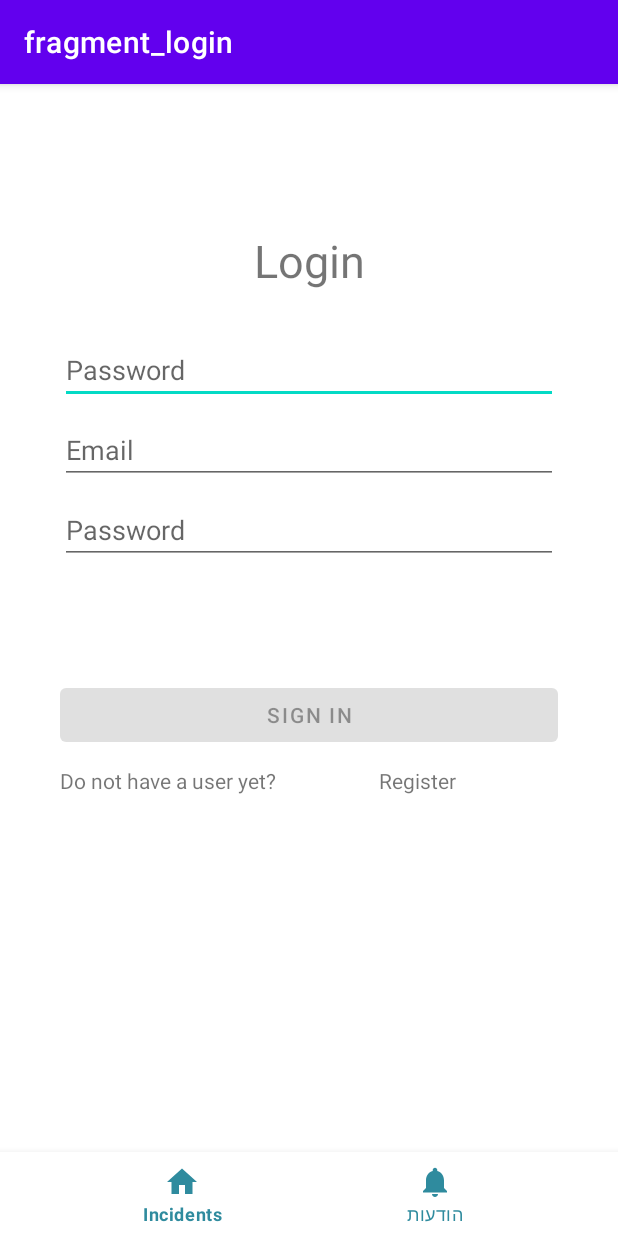
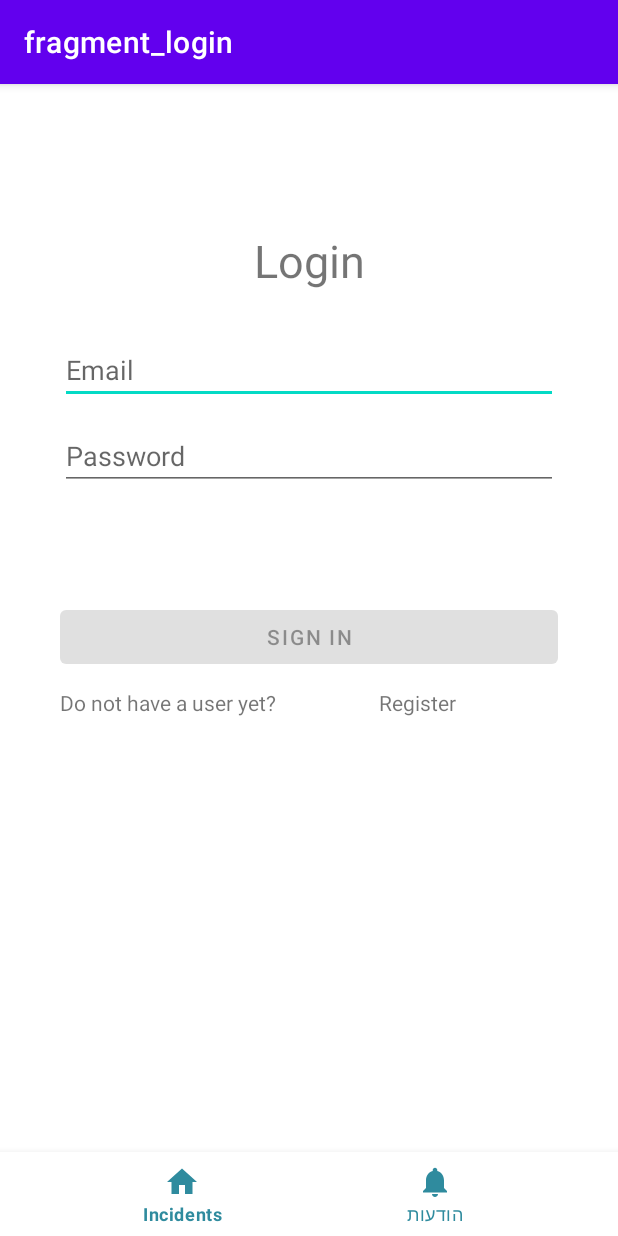
Before and after one commit to amitassa/KeepeR, an Android app: the screen it shows after launch (MainActivity), on a phone screen of 412 x 824 dp. Run offline under Robolectric (Android 15) with nearby library versions, the phone set to English and light mode, and no system bars; our stand-ins replace Firebase (no records; nobody signed in at launch, a user with empty details on screens opened directly), navigation-ui.

Commit message:
sign up & login screen fixes

```diff
--- a/app/src/main/java/amit/myapp/keeper/ui/authentication/LoginFragment.java
+++ b/app/src/main/java/amit/myapp/keeper/ui/authentication/LoginFragment.java
@@ -34,6 +34,9 @@ public class LoginFragment extends Fragment {
         View root = binding.getRoot();
         mAuth = FirebaseAuth.getInstance();
 
+        NavDirections registerAction = LoginFragmentDirections.actionLoginFragmentToSignupFragment();
+        binding.loginSignupBtn.setOnClickListener(Navigation.createNavigateOnClickListener(registerAction));
+
         return root;
     }
 
--- a/app/src/main/java/amit/myapp/keeper/ui/authentication/SignupFragment.java
+++ b/app/src/main/java/amit/myapp/keeper/ui/authentication/SignupFragment.java
@@ -3,6 +3,8 @@ package amit.myapp.keeper.ui.authentication;
 import android.os.Bundle;
 
 import androidx.fragment.app.Fragment;
+import androidx.navigation.NavDirections;
+import androidx.navigation.Navigation;
 
 import android.view.LayoutInflater;
 import android.view.View;
@@ -38,6 +40,8 @@ public class SignupFragment extends Fragment {
                 createUser();
             }
         });
+        NavDirections loginAction = SignupFragmentDirections.actionSignupFragmentToLoginFragment();
+        binding.loginSignupBtn.setOnClickListener(Navigation.createNavigateOnClickListener(loginAction));
 
         return root;
     }
--- a/app/src/main/res/layout/fragment_login.xml
+++ b/app/src/main/res/layout/fragment_login.xml
@@ -18,60 +18,46 @@
         android:layout_marginBottom="30dp"
         android:text="Login"
         android:textSize="30sp"
-        app:layout_constraintBottom_toTopOf="@+id/login_fullname_et"
-        app:layout_constraintEnd_toEndOf="@id/login_fullname_et"
-        app:layout_constraintStart_toStartOf="@id/login_fullname_et" />
+        app:layout_constraintBottom_toTopOf="@+id/login_email_et"
+        app:layout_constraintEnd_toEndOf="@id/login_email_et"
+        app:layout_constraintStart_toStartOf="@id/login_email_et" />
 
     <EditText
-        android:id="@+id/login_fullname_et"
+        android:id="@+id/login_email_et"
         android:layout_width="0dp"
         android:layout_height="wrap_content"
         android:layout_marginTop="96dp"
-        android:hint="@string/prompt_password"
+        android:hint="@string/prompt_email"
         android:imeActionLabel="@string/action_sign_in"
         android:imeOptions="actionDone"
+        android:inputType="textEmailAddress"
         android:selectAllOnFocus="true"
-        app:layout_constraintBottom_toTopOf="@id/login_username_et"
-        app:layout_constraintEnd_toEndOf="@+id/login_username_et"
-        app:layout_constraintStart_toStartOf="@+id/login_username_et"
+        app:layout_constraintBottom_toTopOf="@id/login_password_et"
+        app:layout_constraintEnd_toEndOf="@+id/login_password_et"
+        app:layout_constraintStart_toStartOf="@+id/login_password_et"
         app:layout_constraintTop_toTopOf="parent"
         app:layout_constraintVertical_bias="0.0" />
-
-    <EditText
-        android:id="@+id/login_username_et"
-        android:layout_width="0dp"
-        android:layout_height="wrap_content"
-        android:layout_marginStart="24dp"
-        android:layout_marginTop="8dp"
-        android:layout_marginEnd="24dp"
-        android:hint="@string/prompt_email"
-        android:inputType="textEmailAddress"
-        android:selectAllOnFocus="true"
-        app:layout_constraintEnd_toEndOf="parent"
-        app:layout_constraintHorizontal_bias="0.0"
-        app:layout_constraintStart_toStartOf="parent"
-        app:layout_constraintTop_toBottomOf="@+id/login_fullname_et" />
 
     <EditText
         android:id="@+id/login_password_et"
         android:layout_width="0dp"
         android:layout_height="wrap_content"
-        android:layout_marginTop="8dp"
+        android:layout_marginStart="24dp"
+        android:layout_marginTop="12dp"
+        android:layout_marginEnd="24dp"
         android:hint="@string/prompt_password"
-        android:imeActionLabel="@string/action_sign_in"
-        android:imeOptions="actionDone"
         android:inputType="textPassword"
         android:selectAllOnFocus="true"
-        app:layout_constraintEnd_toEndOf="@+id/login_username_et"
-        app:layout_constraintStart_toStartOf="@+id/login_username_et"
-        app:layout_constraintTop_toBottomOf="@+id/login_username_et" />
+        app:layout_constraintEnd_toEndOf="parent"
+        app:layout_constraintHorizontal_bias="0.0"
+        app:layout_constraintStart_toStartOf="parent"
+        app:layout_constraintTop_toBottomOf="@+id/login_email_et" />
 
     <Button
         android:id="@+id/login_signin_btn"
         android:layout_width="0dp"
         android:layout_height="wrap_content"
         android:layout_gravity="start"
-        android:layout_marginTop="16dp"
         android:layout_marginBottom="64dp"
         android:enabled="false"
         android:text="Sign In"
@@ -86,19 +72,16 @@
         android:layout_width="wrap_content"
         android:layout_height="wrap_content"
         android:layout_gravity="center"
-        android:layout_marginStart="32dp"
         android:layout_marginTop="64dp"
-        android:layout_marginEnd="32dp"
         android:layout_marginBottom="64dp"
         android:visibility="gone"
         app:layout_constraintBottom_toBottomOf="parent"
-        app:layout_constraintEnd_toEndOf="@+id/login_password_et"
-        app:layout_constraintStart_toStartOf="@+id/login_password_et"
         app:layout_constraintTop_toTopOf="parent"
-        app:layout_constraintVertical_bias="0.3" />
+        app:layout_constraintVertical_bias="0.3"
+        tools:layout_editor_absoluteX="16dp" />
 
     <TextView
-        android:id="@+id/login_change_to_signup_btn"
+        android:id="@+id/login_change_to_signup_tv"
         android:layout_width="wrap_content"
         android:layout_height="wrap_content"
         android:layout_marginTop="10dp"
@@ -112,7 +95,7 @@
         android:layout_height="wrap_content"
         android:text="@string/action_sign_up"
         app:layout_constraintEnd_toEndOf="@+id/login_signin_btn"
-        app:layout_constraintStart_toEndOf="@+id/login_change_to_signup_btn"
-        app:layout_constraintTop_toTopOf="@+id/login_change_to_signup_btn" />
+        app:layout_constraintStart_toEndOf="@+id/login_change_to_signup_tv"
+        app:layout_constraintTop_toTopOf="@+id/login_change_to_signup_tv" />
 
 </androidx.constraintlayout.widget.ConstraintLayout>
--- a/app/src/main/res/navigation/mobile_navigation.xml
+++ b/app/src/main/res/navigation/mobile_navigation.xml
@@ -47,12 +47,19 @@
             app:destination="@id/messagesFragment"
             app:popUpTo="@id/mobile_navigation"
             app:popUpToInclusive="true" />
+        <action
+            android:id="@+id/action_loginFragment_to_signupFragment"
+            app:destination="@id/signupFragment" />
     </fragment>
     <fragment
         android:id="@+id/signupFragment"
         android:name="amit.myapp.keeper.ui.authentication.SignupFragment"
         android:label="fragment_signup"
-        tools:layout="@layout/fragment_signup" />
+        tools:layout="@layout/fragment_signup" >
+        <action
+            android:id="@+id/action_signupFragment_to_loginFragment"
+            app:destination="@id/loginFragment" />
+    </fragment>
     <action android:id="@+id/action_global_loginFragment" app:destination="@id/loginFragment" />
     <action android:id="@+id/action_global_signupFragment" app:destination="@id/signupFragment" />
     <action android:id="@+id/action_global_messagesFragment" app:destination="@id/messagesFragment" />
```
Also changed, not shown: app/src/main/res/layout/fragment_signup.xml (+27 -12 lines).
